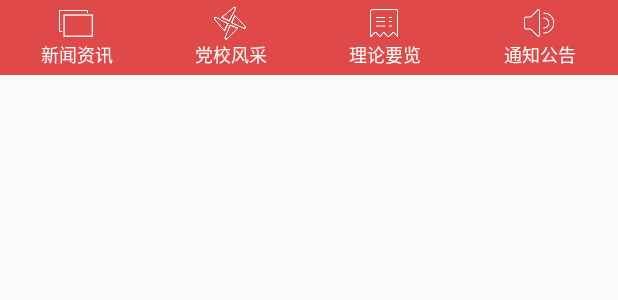
After one commit to hekesong/CommunistPartyConstruction, an Android app: the layout home_fragment.xml on its own in the app's theme, with its tools: preview values and no code run, on a phone screen of 412 x 824 dp. The commit adds this screen. Shown: the top 300 px of the screen. Run offline under Robolectric (Android 15) with nearby library versions, the phone set to English and light mode, and no system bars.

Commit message:
radiobutton fragment初步完成

```diff
--- a/app/src/main/AndroidManifest.xml
+++ b/app/src/main/AndroidManifest.xml
@@ -1,13 +1,13 @@
 <?xml version="1.0" encoding="utf-8"?>
 <manifest xmlns:android="http://schemas.android.com/apk/res/android"
-    package="com.manger.project.communistpartyconstruction" >
+    package="com.communistpartyconstruction" >
 
     <application
         android:icon="@mipmap/ic_launcher"
         android:label="@string/app_name"
         android:theme="@style/AppTheme" >
         <activity
-            android:name=".MainActivity"
+            android:name=".Activity.MainActivity"
             android:label="@string/app_name"
             android:theme="@android:style/Theme.Light.NoTitleBar"
             >
--- /dev/null
+++ b/app/src/main/res/drawable/home_click.xml
@@ -0,0 +1,5 @@
+<?xml version="1.0" encoding="utf-8"?>
+<selector xmlns:android="http://schemas.android.com/apk/res/android">
+    <item android:drawable="@mipmap/home_true" android:state_checked="true"></item>
+    <item android:drawable="@mipmap/home_false" android:state_checked="false"></item>
+</selector>
--- /dev/null
+++ b/app/src/main/res/drawable/interactive_click.xml
@@ -0,0 +1,5 @@
+<?xml version="1.0" encoding="utf-8"?>
+<selector xmlns:android="http://schemas.android.com/apk/res/android">
+    <item android:drawable="@mipmap/interactive_true" android:state_checked="true"></item>
+    <item android:drawable="@mipmap/interactive_false" android:state_checked="false"></item>
+</selector>
--- /dev/null
+++ b/app/src/main/res/drawable/me_click.xml
@@ -0,0 +1,5 @@
+<?xml version="1.0" encoding="utf-8"?>
+<selector xmlns:android="http://schemas.android.com/apk/res/android">
+    <item android:drawable="@mipmap/me_true" android:state_checked="true"></item>
+    <item android:drawable="@mipmap/me_false" android:state_checked="false"></item>
+</selector>
--- /dev/null
+++ b/app/src/main/res/drawable/navigationbar_click.xml
@@ -0,0 +1,5 @@
+<?xml version="1.0" encoding="utf-8"?>
+<selector xmlns:android="http://schemas.android.com/apk/res/android">
+    <item android:color="@color/red" android:state_checked="true"></item>
+    <item android:color="@color/hint_grey" android:state_checked="false"></item>
+</selector>
--- /dev/null
+++ b/app/src/main/res/layout/home_fragment.xml
@@ -0,0 +1,91 @@
+<?xml version="1.0" encoding="utf-8"?>
+<LinearLayout xmlns:android="http://schemas.android.com/apk/res/android"
+    android:layout_width="match_parent"
+    android:layout_height="match_parent"
+    android:orientation="vertical"
+    >
+<LinearLayout
+    android:id="@+id/home_fragment_ll"
+    android:layout_width="match_parent"
+    android:layout_height="50dp"
+    android:background="@color/red"
+    >
+<LinearLayout
+    android:id="@+id/home_news_ll"
+    android:layout_width="0dp"
+    android:layout_height="wrap_content"
+    android:layout_weight="1"
+    android:layout_gravity="center"
+    android:gravity="center"
+    >
+    <TextView
+        android:layout_width="wrap_content"
+        android:layout_height="wrap_content"
+        android:text="@string/news"
+        android:drawableTop="@mipmap/news"
+        android:textSize="12sp"
+        android:textColor="@color/white"
+        android:gravity="center"
+        android:layout_gravity="center"
+        />
+</LinearLayout>
+    <LinearLayout
+        android:id="@+id/home_style_ll"
+        android:layout_width="0dp"
+        android:layout_height="wrap_content"
+        android:layout_weight="1"
+        android:layout_gravity="center"
+        android:gravity="center"
+        >
+        <TextView
+            android:layout_width="wrap_content"
+            android:layout_height="wrap_content"
+            android:text="@string/style"
+            android:drawableTop="@mipmap/style"
+            android:textSize="12sp"
+            android:textColor="@color/white"
+            android:gravity="center"
+            android:layout_gravity="center_horizontal"
+            />
+    </LinearLayout>
+    <LinearLayout
+        android:id="@+id/home_theoretical_overview_ll"
+        android:layout_width="0dp"
+        android:layout_height="wrap_content"
+        android:layout_weight="1"
+        android:layout_gravity="center"
+        android:gravity="center"
+        >
+        <TextView
+            android:layout_width="wrap_content"
+            android:layout_height="wrap_content"
+            android:text="@string/theoretical_overview"
+            android:drawableTop="@mipmap/theoretical_overview"
+            android:textSize="12sp"
+            android:textColor="@color/white"
+            android:gravity="center"
+            android:layout_gravity="center"
+            />
+    </LinearLayout>
+    <LinearLayout
+        android:id="@+id/home_announcement_ll"
+        android:layout_width="0dp"
+        android:layout_height="wrap_content"
+        android:layout_weight="1"
+        android:layout_gravity="center"
+        android:gravity="center"
+        >
+        <TextView
+            android:layout_width="wrap_content"
+            android:layout_height="wrap_content"
+            android:text="@string/announcement"
+            android:drawableTop="@mipmap/announcement"
+            android:textSize="12sp"
+            android:textColor="@color/white"
+            android:gravity="center"
+            android:layout_gravity="center"
+            />
+    </LinearLayout>
+</LinearLayout>
+
+</LinearLayout>
--- a/app/src/main/res/menu/menu_main.xml
+++ b/app/src/main/res/menu/menu_main.xml
@@ -1,6 +1,6 @@
 <menu xmlns:android="http://schemas.android.com/apk/res/android"
     xmlns:app="http://schemas.android.com/apk/res-auto"
-    xmlns:tools="http://schemas.android.com/tools" tools:context=".MainActivity">
+    xmlns:tools="http://schemas.android.com/tools" tools:context=".Activity.MainActivity">
     <item android:id="@+id/action_settings" android:title="@string/action_settings"
         android:orderInCategory="100" app:showAsAction="never" />
 </menu>
--- a/app/src/main/res/values/color.xml
+++ b/app/src/main/res/values/color.xml
@@ -1,4 +1,8 @@
 <?xml version="1.0" encoding="utf-8"?>
 <resources>
     <color name="grey">#DCDCDC</color>
+    <color name="red">#E04949</color>
+    <color name="general_title_grey">#3c3c3c</color>
+    <color name="hint_grey">#3c3c3c</color>
+    <color name="white">#FFFFFF</color>
 </resources>
--- a/app/src/main/res/values/strings.xml
+++ b/app/src/main/res/values/strings.xml
@@ -4,4 +4,8 @@
     <string name="home">主页</string>
     <string name="interactive">互动</string>
     <string name="me">我的</string>
+    <string name="news">新闻资讯</string>
+    <string name="style">党校风采</string>
+    <string name="theoretical_overview">理论要览</string>
+    <string name="announcement">通知公告</string>
 </resources>
```
Also changed, not shown: app/src/main/java/com/communistpartyconstruction/Activity/MainActivity.java (added, +64 -0 lines), app/src/main/java/com/communistpartyconstruction/Fragment/HomeFragment.java (added, +26 -0 lines), app/src/main/java/com/communistpartyconstruction/Fragment/InteractiveFragment.java (added, +27 -0 lines), app/src/main/java/com/communistpartyconstruction/Fragment/MeFragment.java (added, +26 -0 lines), app/src/main/java/com/manger/project/communistpartyconstruction/MainActivity.java (deleted, +0 -13 lines), app/src/main/res/layout/activity_main.xml (+22 -5 lines), app/src/main/res/layout/interactive_fragment.xml (added, +18 -0 lines), app/src/main/res/layout/me_fragment.xml (added, +18 -0 lines), 2 other files.
